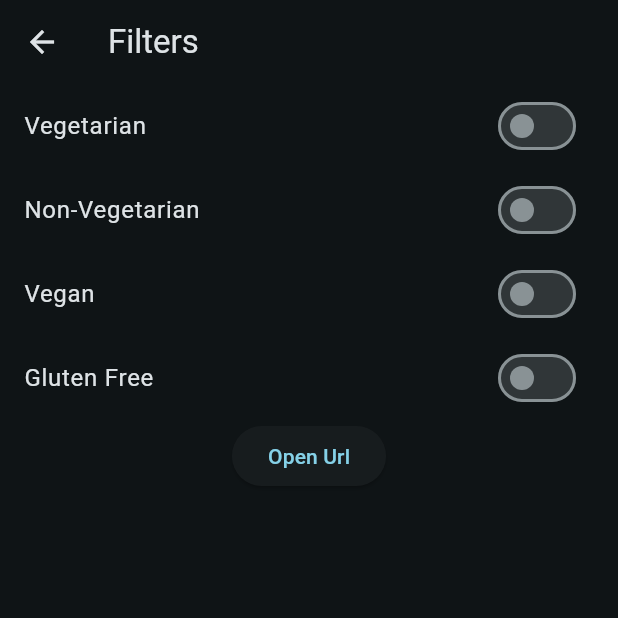
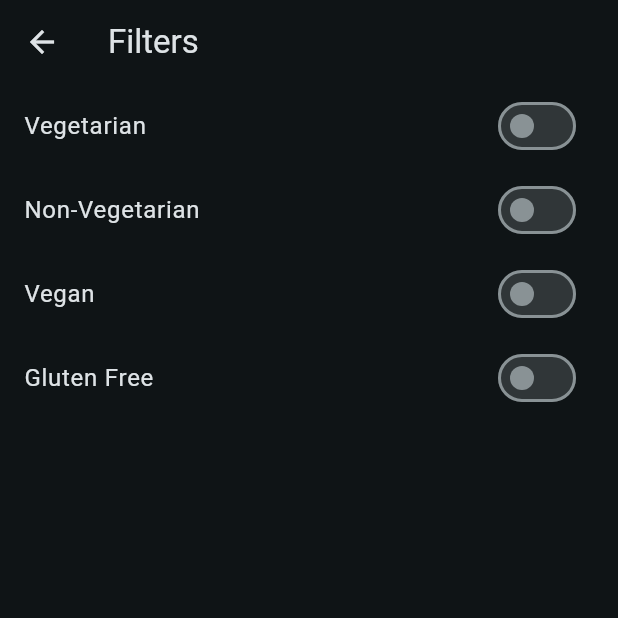
Before and after one commit to amankrbes3/XpenseApp, a Flutter app: the screen it shows after launch, in the side drawer, after a tap on "Apply Filters", on a phone screen of 412 x 824 dp, the top half of it. Run offline on Flutter 3.47's test engine with Material 2 defaults, Android fonts, the phone set to English and light mode, and no system bars; our stand-ins replace transparent_image.

Commit message:
Removed the open url method

```diff
--- a/lib/screens/filter_screen.dart
+++ b/lib/screens/filter_screen.dart
@@ -1,6 +1,5 @@
 import 'package:flutter/cupertino.dart';
 import 'package:flutter/material.dart';
-import 'package:url_launcher/url_launcher.dart';
 
 enum Filter {
   isVeg,
@@ -26,13 +25,6 @@ class _FilterScreenState extends State<FilterScreen>{
   var _isNonVegSelected = false;
   var _isVeganSelected = false;
   var _isGlutenFreeSelected = false;
-  // final url = Uri.parse('https://deku.posstree.com/en/');
-  void openURL(String url ) async {
-    final URL = Uri.parse(url);
-    if (await canLaunchUrl(URL)) {
-      launchUrl(URL, mode: LaunchMode.externalApplication);
-    }
-  }
 
   @override
   void initState(){
@@ -88,10 +80,6 @@ class _FilterScreenState extends State<FilterScreen>{
                   });
                 },
               ),
-              ElevatedButton(
-                onPressed: (){},
-                child: Text('Open Url'),
-              ),
             ],
           ),
           onWillPop: () async {
```
